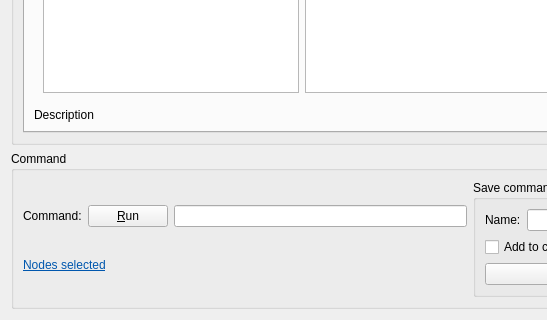
This is Viewer/src/CommandDesignerWidget.ui in ecmwf/ecflow as Qt 5 draws it before an edit; both pictures show x 0 to 547 and y 259 to 579 of the 940 by 579 pixel window. The edited form follows.
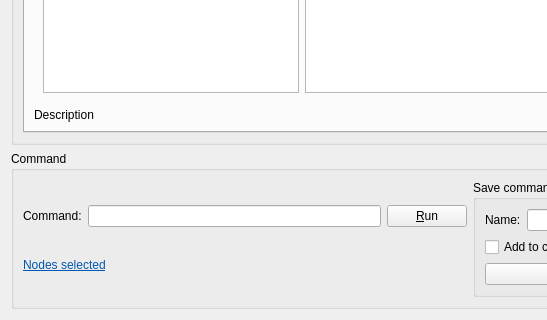
This is the edited form. Custom widgets are drawn as their Qt base class.

Commit message: ecFlowUI: moved Run button in custom command dialogue [ECFLOW-127]

Patch:
```diff
--- a/Viewer/src/CommandDesignerWidget.ui
+++ b/Viewer/src/CommandDesignerWidget.ui
@@ -176,6 +176,9 @@
             </property>
            </widget>
           </item>
+          <item>
+           <widget class="QLineEdit" name="commandLineEdit_"/>
+          </item>
           <item>
            <widget class="QPushButton" name="runButton_">
             <property name="text">
@@ -183,9 +186,6 @@
             </property>
            </widget>
           </item>
-          <item>
-           <widget class="QLineEdit" name="commandLineEdit_"/>
-          </item>
          </layout>
         </item>
         <item>
```
